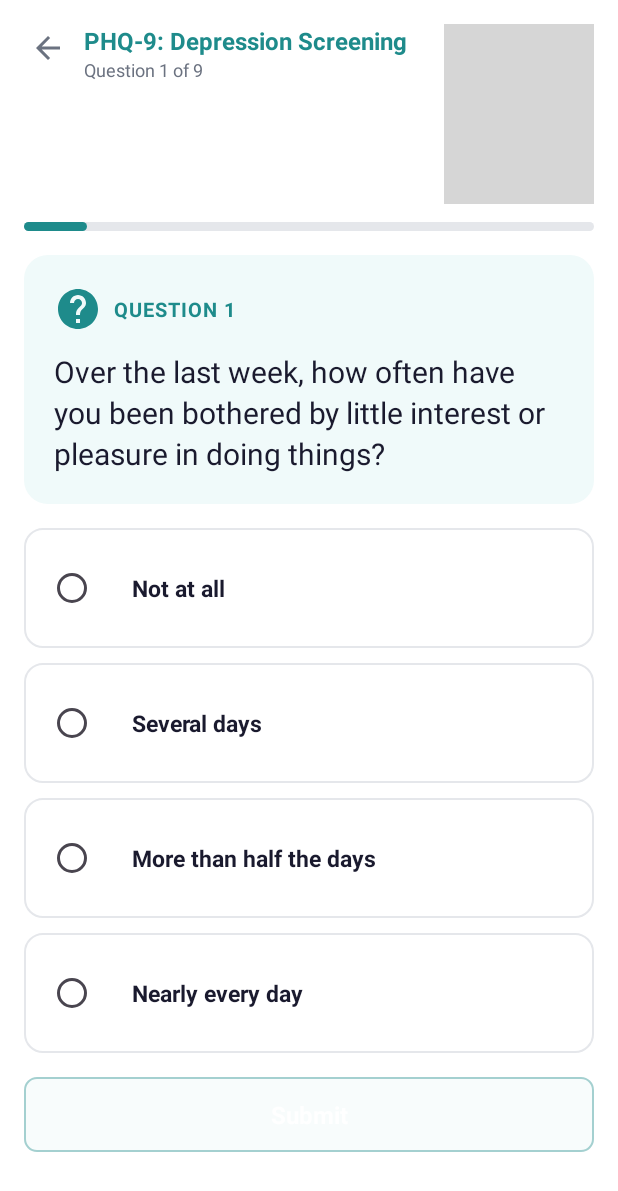
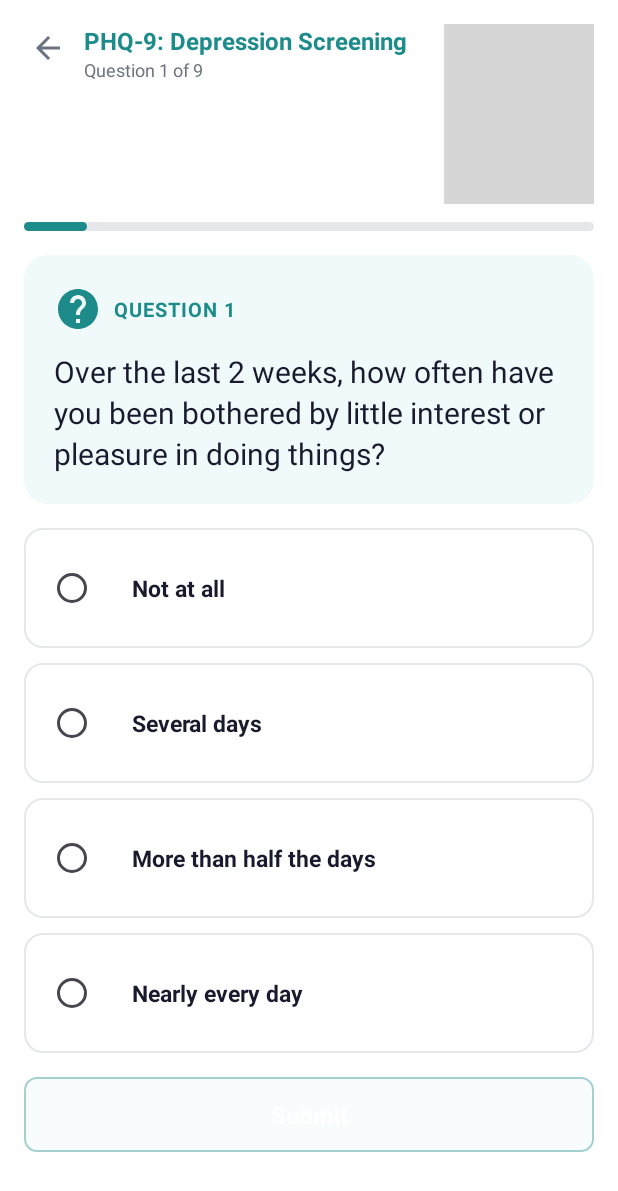
Before and after one commit to vishnu-kalaparty/hoohacks, an Android app: the ScreeningActivity screen opened directly, with no data from a screen before it, on a phone screen of 412 x 824 dp. Shown: the top 1191 px of the screen. Run offline under Robolectric (Android 15) with nearby library versions, the light colour scheme and no system bars; libraries missing offline, so code that uses them is left out: androidx.camera.core, androidx.camera.lifecycle, androidx.camera.view; plain views replace PreviewView; grey boxes are pictures that could not be loaded.

Commit message:
correct version

```diff
--- a/android_app/app/src/main/java/com/example/cadence/ScreeningActivity.kt
+++ b/android_app/app/src/main/java/com/example/cadence/ScreeningActivity.kt
@@ -12,14 +12,15 @@ import android.widget.RadioButton
 import android.widget.TextView
 import android.widget.Toast
 import androidx.activity.enableEdgeToEdge
-import androidx.activity.result.ActivityResultLauncher
-import androidx.activity.result.contract.ActivityResultContracts
 import androidx.appcompat.app.AppCompatActivity
+import androidx.camera.core.CameraSelector
+import androidx.camera.core.Preview
+import androidx.camera.lifecycle.ProcessCameraProvider
+import androidx.camera.view.PreviewView
 import androidx.core.app.ActivityCompat
 import androidx.core.content.ContextCompat
 import androidx.core.view.ViewCompat
 import androidx.core.view.WindowInsetsCompat
-import com.presagetech.smartspectra.SmartSpectraSdk
 
 class ScreeningActivity : AppCompatActivity() {
 
@@ -29,35 +30,27 @@ class ScreeningActivity : AppCompatActivity() {
     private lateinit var questions: Array<String>
     private lateinit var screeningTitle: String
 
-    // Presage vitals storage per question
-    private lateinit var heartRates: DoubleArray
-    private lateinit var respRates: DoubleArray
-    private var latestHeartRate: Double = 0.0
-    private var latestRespRate: Double = 0.0
-    private var presageInitialized = false
-    private lateinit var presageLauncher: ActivityResultLauncher<Intent>
-
     companion object {
         private val PHQ9_QUESTIONS = arrayOf(
-            "Over the last week, how often have you been bothered by little interest or pleasure in doing things?",
-            "Over the last week, how often have you been bothered by feeling down, depressed, or hopeless?",
-            "Over the last week, how often have you been bothered by trouble falling or staying asleep, or sleeping too much?",
-            "Over the last week, how often have you been bothered by feeling tired or having little energy?",
-            "Over the last week, how often have you been bothered by poor appetite or overeating?",
-            "Over the last week, how often have you been bothered by feeling bad about yourself — or that you are a failure or have let yourself or your family down?",
-            "Over the last week, how often have you been bothered by trouble concentrating on things, such as reading the newspaper or watching television?",
-            "Over the last week, how often have you been bothered by moving or speaking so slowly that other people could have noticed? Or the opposite — being so fidgety or restless that you have been moving around a lot more than usual?",
-            "Over the last week, how often have you been bothered by thoughts that you would be better off dead, or of hurting yourself in some way?"
+            "Over the last 2 weeks, how often have you been bothered by little interest or pleasure in doing things?",
+            "Over the last 2 weeks, how often have you been bothered by feeling down, depressed, or hopeless?",
+            "Over the last 2 weeks, how often have you been bothered by trouble falling or staying asleep, or sleeping too much?",
+            "Over the last 2 weeks, how often have you been bothered by feeling tired or having little energy?",
+            "Over the last 2 weeks, how often have you been bothered by poor appetite or overeating?",
+            "Over the last 2 weeks, how often have you been bothered by feeling bad about yourself — or that you are a failure or have let yourself or your family down?",
+            "Over the last 2 weeks, how often have you been bothered by trouble concentrating on things, such as reading the newspaper or watching television?",
+            "Over the last 2 weeks, how often have you been bothered by moving or speaking so slowly that other people could have noticed? Or the opposite — being so fidgety or restless that you have been moving around a lot more than usual?",
+            "Over the last 2 weeks, how often have you been bothered by thoughts that you would be better off dead, or of hurting yourself in some way?"
         )
 
         private val GAD7_QUESTIONS = arrayOf(
-            "Over the last week, how often have you been bothered by feeling nervous, anxious, or on edge?",
-            "Over the last week, how often have you been bothered by not being able to stop or control worrying?",
-            "Over the last week, how often have you been bothered by worrying too much about different things?",
-            "Over the last week, how often have you been bothered by trouble relaxing?",
-            "Over the last week, how often have you been bothered by being so restless that it is hard to sit still?",
-            "Over the last week, how often have you been bothered by becoming easily annoyed or irritable?",
-            "Over the last week, how often have you been bothered by feeling afraid, as if something awful might happen?"
+            "Over the last 2 weeks, how often have you been bothered by feeling nervous, anxious, or on edge?",
+            "Over the last 2 weeks, how often have you been bothered by not being able to stop or control worrying?",
+            "Over the last 2 weeks, how often have you been bothered by worrying too much about different things?",
+            "Over the last 2 weeks, how often have you been bothered by trouble relaxing?",
+            "Over the last 2 weeks, how often have you been bothered by being so restless that it is hard to sit still?",
+            "Over the last 2 weeks, how often have you been bothered by becoming easily annoyed or irritable?",
+            "Over the last 2 weeks, how often have you been bothered by feeling afraid, as if something awful might happen?"
         )
     }
 
@@ -80,27 +73,6 @@ class ScreeningActivity : AppCompatActivity() {
             insets
         }
 
-        // Register Presage activity result launcher
-        presageLauncher = registerForActivityResult(
-            ActivityResultContracts.StartActivityForResult()
-        ) { _ ->
-            // Recording finished — store the latest vitals for the current question
-            heartRates[currentQuestion] = latestHeartRate
-            respRates[currentQuestion] = latestRespRate
-            Log.d("ScreeningActivity", "Q${currentQuestion + 1} vitals — HR: $latestHeartRate, RR: $latestRespRate")
-
-            // Now advance to next question or finish
-            if (currentQuestion < totalQuestions - 1) {
-                currentQuestion++
-                displayQuestion()
-            } else {
-                finishScreening()
-            }
-        }
-
-        // Initialize Presage SDK
-        initPresageSdk()
-
         // Load correct question set based on intent extra
         val screeningType = intent.getStringExtra(SelectScreeningActivity.EXTRA_SCREENING_TYPE)
             ?: SelectScreeningActivity.TYPE_PHQ9
@@ -114,8 +86,6 @@ class ScreeningActivity : AppCompatActivity() {
         }
         totalQuestions = questions.size
         scores = IntArray(totalQuestions)
-        heartRates = DoubleArray(totalQuestions)
-        respRates = DoubleArray(totalQuestions)
 
         tvQuestionCounter = findViewById(R.id.tvQuestionCounter)
         tvQuestionLabel = findViewById(R.id.tvQuestionLabel)
@@ -149,11 +119,18 @@ class ScreeningActivity : AppCompatActivity() {
             answerCards[i].setOnClickListener { selectAnswer(i) }
         }
 
-        // Submit button — launches Presage recording, then advances on return
+        // Submit button
         btnSubmit.setOnClickListener { submitAnswer() }
 
         // Display initial question
         displayQuestion()
+
+        // Start camera preview - TEMPORARILY DISABLED FOR DEBUGGING
+        // if (checkCameraPermission()) {
+        //     startCamera()
+        // } else {
+        //     requestCameraPermission()
+        // }
     }
 
     private fun displayQuestion() {
@@ -204,19 +181,6 @@ class ScreeningActivity : AppCompatActivity() {
     private fun submitAnswer() {
         if (selectedAnswer < 0) return
 
-        // Launch Presage camera to record vitals for this question
-        if (presageInitialized && checkCameraPermission()) {
-            launchPresageRecording()
-        } else if (!checkCameraPermission()) {
-            requestCameraPermission()
-        } else {
-            // SDK not initialized — skip vitals and advance
-            Log.w("ScreeningActivity", "Presage not initialized, advancing without vitals")
-            advanceQuestion()
-        }
-    }
-
-    private fun advanceQuestion() {
         if (currentQuestion < totalQuestions - 1) {
             currentQuestion++
             displayQuestion()
@@ -225,62 +189,31 @@ class ScreeningActivity : AppCompatActivity() {
         }
     }
 
-    private fun initPresageSdk() {
-        try {
-            SmartSpectraSdk.initialize(this.applicationContext)
-            val sdk = SmartSpectraSdk.getInstance()
-            sdk.setApiKey("ExO2F77fHN9MPSCXnmTt67TcPrKi0tc5aqSJK63Z")
-            sdk.setMeasurementDuration(30.0)
-
-            sdk.setEdgeMetricsObserver { metrics ->
-                runOnUiThread {
-                    Log.d("ScreeningActivity", "Presage Metrics: $metrics")
-                    val metricsStr = metrics.toString()
-                    latestHeartRate = extractDoubleValue(metricsStr, "pulseRate")
-                    latestRespRate = extractDoubleValue(metricsStr, "breathingRate")
-                }
-            }
-            presageInitialized = true
-            Log.d("ScreeningActivity", "Presage SDK initialized successfully")
-        } catch (e: Exception) {
-            Log.e("ScreeningActivity", "Presage SDK init failed", e)
-            presageInitialized = false
-        }
-    }
-
-    private fun launchPresageRecording() {
-        try {
-            val intent = Intent()
-            intent.setClassName(this, "com.presagetech.smartspectra.ui.SmartSpectraActivity")
-            presageLauncher.launch(intent)
-        } catch (e: Exception) {
-            Log.e("ScreeningActivity", "Presage launch failed", e)
-            Toast.makeText(this, "Recording failed: ${e.message}", Toast.LENGTH_SHORT).show()
-            advanceQuestion()
-        }
-    }
-
-    private fun extractDoubleValue(data: String, key: String): Double {
-        return try {
-            val start = data.indexOf(key) + key.length + 1
-            var end = data.indexOf(",", start)
-            if (end == -1) end = data.indexOf(")", start)
-            if (end == -1) end = data.length
-            data.substring(start, end).replace("=", "").trim().toDouble()
-        } catch (e: Exception) {
-            0.0
-        }
-    }
-
     private fun finishScreening() {
-        val intent = Intent(this, FollowUpQuestionsActivity::class.java)
+        val intent = Intent(this, BreatheActivity::class.java)
         intent.putExtra("total_score", scores.sum())
         intent.putExtra("screening_type",
             getIntent().getStringExtra(SelectScreeningActivity.EXTRA_SCREENING_TYPE) ?: SelectScreeningActivity.TYPE_PHQ9)
-        intent.putExtra("heart_rates", heartRates)
-        intent.putExtra("resp_rates", respRates)
         startActivity(intent)
         finish()
+    }
+
+    private fun startCamera() {
+        val cameraProviderFuture = ProcessCameraProvider.getInstance(this)
+        cameraProviderFuture.addListener({
+            try {
+                val cameraProvider = cameraProviderFuture.get()
+                val preview = Preview.Builder().build()
+                val previewView = findViewById<PreviewView>(R.id.cameraPreview)
+                preview.setSurfaceProvider(previewView.surfaceProvider)
+
+                val cameraSelector = CameraSelector.DEFAULT_FRONT_CAMERA
+                cameraProvider.unbindAll()
+                cameraProvider.bindToLifecycle(this, cameraSelector, preview)
+            } catch (e: Exception) {
+                Log.e("ScreeningActivity", "Camera bind failed", e)
+            }
+        }, ContextCompat.getMainExecutor(this))
     }
 
     private fun checkCameraPermission(): Boolean {
@@ -296,10 +229,9 @@ class ScreeningActivity : AppCompatActivity() {
     override fun onRequestPermissionsResult(rc: Int, p: Array<out String>, g: IntArray) {
         super.onRequestPermissionsResult(rc, p, g)
         if (rc == 101 && g.isNotEmpty() && g[0] == PackageManager.PERMISSION_GRANTED) {
-            // Permission granted — now launch the Presage recording
-            launchPresageRecording()
+            startCamera()
         } else {
-            Toast.makeText(this, "Camera permission required for vitals capture", Toast.LENGTH_LONG).show()
+            Toast.makeText(this, "Camera permission required for screening", Toast.LENGTH_LONG).show()
         }
     }
 }
```
